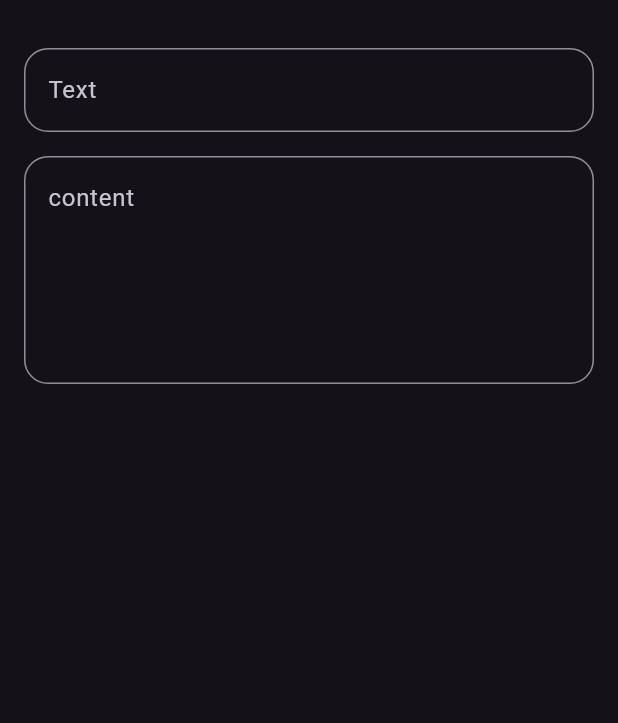
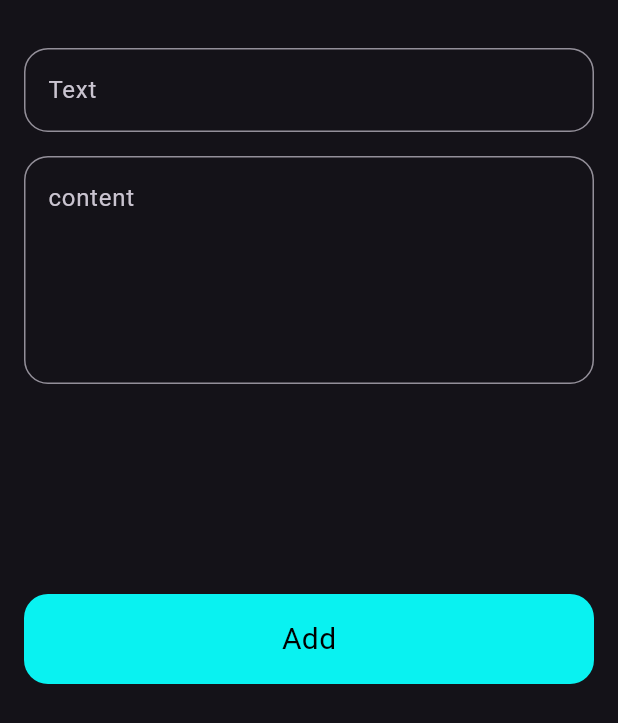
Before and after one commit to omareldery/NoteApp, a Flutter app: the AddNoteBottomSheet widget shown alone on an empty page, opened directly, on a phone screen of 412 x 824 dp. Shown: the top 723 px of the screen. Run offline on Flutter 3.47's test engine with Material 3 defaults, Android fonts, the phone set to English and light mode, and no system bars.

Commit message:
finished note bottom sheet

```diff
--- a/lib/widgets/add_note_bottom_sheet.dart
+++ b/lib/widgets/add_note_bottom_sheet.dart
@@ -1,4 +1,5 @@
 import 'package:flutter/material.dart';
+import 'package:note_app/widgets/custom_button.dart';
 import 'package:note_app/widgets/custom_text_field.dart';
 
 class AddNoteBottomSheet extends StatelessWidget {
@@ -8,6 +9,7 @@ class AddNoteBottomSheet extends StatelessWidget {
   Widget build(BuildContext context) {
     return const Padding(
       padding: EdgeInsets.symmetric(horizontal: 16),
+      child: SingleChildScrollView(
         child: Column(
           children: [
             SizedBox(
@@ -15,9 +17,15 @@ class AddNoteBottomSheet extends StatelessWidget {
             ),
             CustomTextField(hint: 'Text',),
             Padding(padding: EdgeInsets.symmetric(vertical: 8)),
-          CustomTextField(hint: 'content',maxLines: 5)
+            CustomTextField(hint: 'content',maxLines: 5),
+            Padding(
+              padding: EdgeInsets.only(top: 140),
+              child: CustomButton(),
+            ),
+
 
           ],
+        ),
       ),
     );
   }
--- /dev/null
+++ b/lib/widgets/custom_button.dart
@@ -0,0 +1,23 @@
+
+import 'package:flutter/material.dart';
+
+class CustomButton extends StatelessWidget {
+  const CustomButton({super.key});
+
+  @override
+  Widget build(BuildContext context) {
+    return Container(
+      height: 60,
+      width: MediaQuery.of(context).size.width,
+      decoration: BoxDecoration(
+        borderRadius: BorderRadius.circular(16),
+        color: const Color(0xff09F2F1),
+      ),
+      child: const Center(
+        child: Text('Add',
+        style: TextStyle(color: Colors.black,
+        fontSize: 20),),
+      ),
+    );
+  }
+}
```
Also changed, not shown: pubspec.yaml (+6 -2 lines), assets/notes.png (added), lib/widgets/custom_text_field.dart (line endings or trailing spaces), pubspec.lock. Lines whose indentation alone changed are shown as unchanged.
